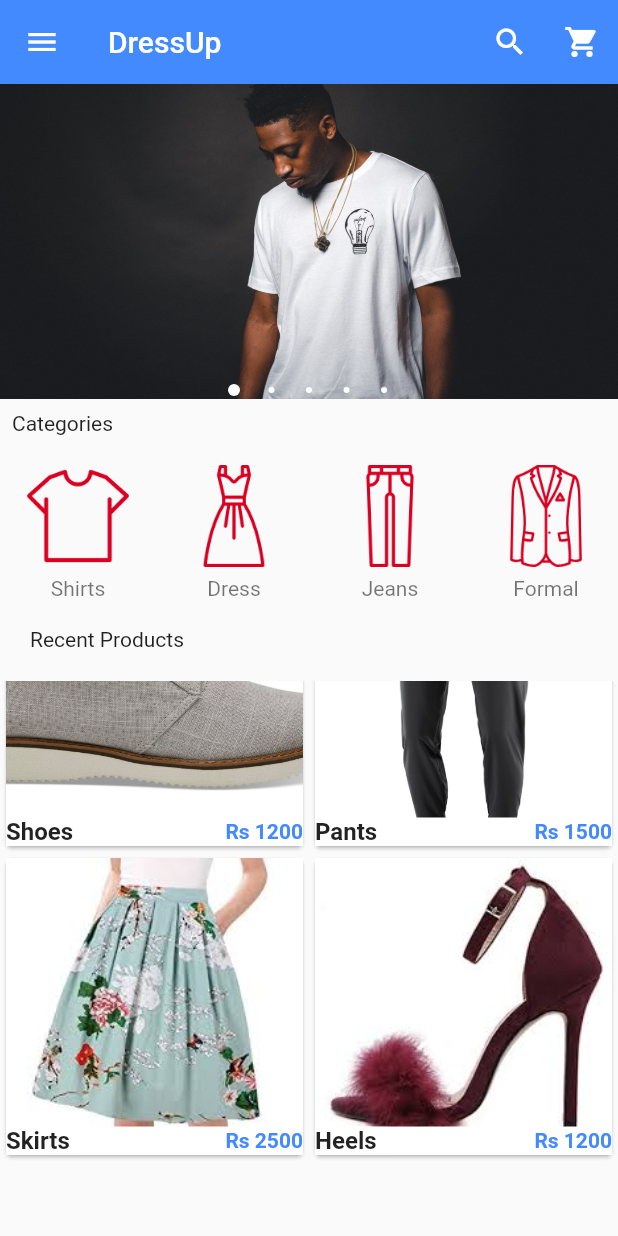
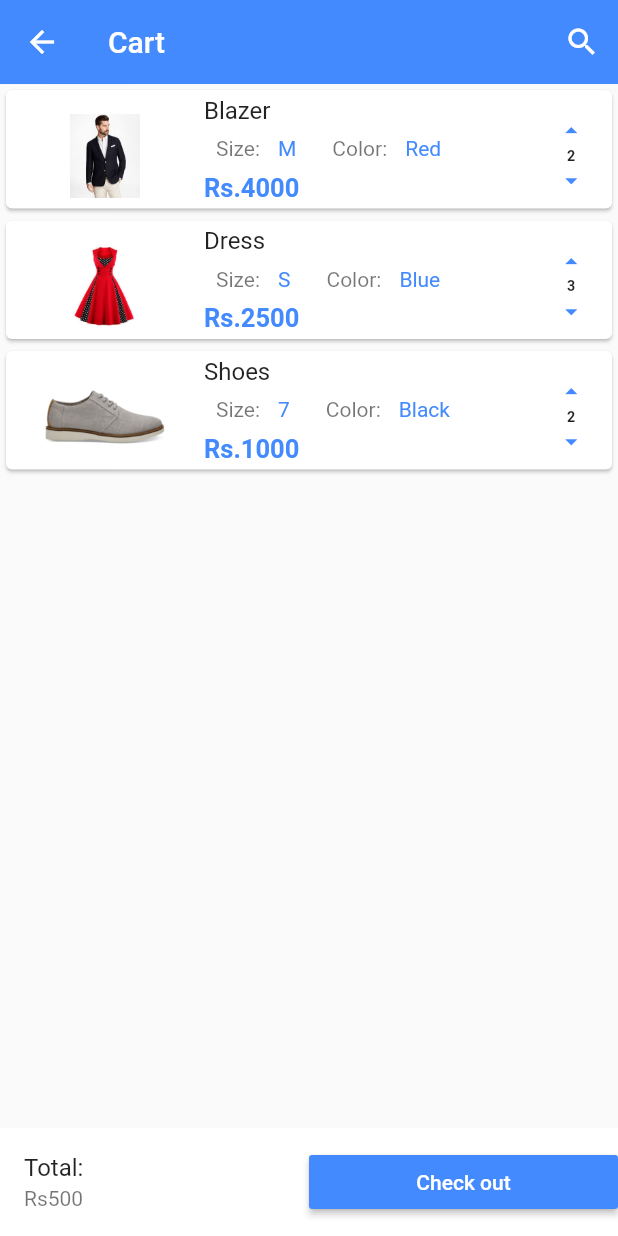
Before and after one commit to ZainHaiderPablo/flutter_ecommerceapp, a Flutter app: the screen it shows after launch, scrolled down 298 dp, after a tap on the "shopping cart" icon, on a phone screen of 412 x 824 dp. Run offline on Flutter 3.47's test engine with Material 2 defaults, Android fonts, the phone set to English and light mode, and no system bars; drawn by our look-alikes of carousel_pro.

Commit message:
Shopping Cart

```diff
--- /dev/null
+++ b/flutter_ecommerceapp/lib/Components/cart_products.dart
@@ -0,0 +1,142 @@
+import 'package:flutter/material.dart';
+
+class cart_prod extends StatefulWidget {
+  @override
+  _cart_prodState createState() => _cart_prodState();
+}
+
+class _cart_prodState extends State<cart_prod> {
+  var items_on_cart = [
+    {
+      "name": "Blazer",
+      "picture": "assets/images/products/blazer1.jpeg",
+      "discounted_price": 4000,
+      "size": "M",
+      "color": "Red",
+      "quantity": "2",
+    },
+    {
+      "name": "Dress",
+      "picture": "assets/images/products/dress1.jpeg",
+      "discounted_price": 2500,
+      "size": "S",
+      "color": "Blue",
+      "quantity": "3",
+    },
+    {
+      "name": "Shoes",
+      "picture": "assets/images/products/shoe1.jpg",
+      "discounted_price": 1000,
+      "size": "7",
+      "color": "Black",
+      "quantity": "2",
+    },
+  ];
+
+  @override
+  Widget build(BuildContext context) {
+    return new ListView.builder(
+        itemCount: items_on_cart.length,
+        itemBuilder: (context, index) {
+          return new Single_cart_prod(
+            cart_product_name: items_on_cart[index]["name"],
+            cart_product_color: items_on_cart[index]["color"],
+            cart_product_qty: items_on_cart[index]["quantity"],
+            cart_product_size: items_on_cart[index]["size"],
+            cart_product_discounted_price: items_on_cart[index]
+                ["discounted_price"],
+            cart_product_picture: items_on_cart[index]["picture"],
+          );
+        });
+  }
+}
+
+class Single_cart_prod extends StatelessWidget {
+  final cart_product_name;
+  final cart_product_picture;
+  final cart_product_discounted_price;
+  final cart_product_size;
+  final cart_product_color;
+  final cart_product_qty;
+
+  Single_cart_prod(
+      {this.cart_product_name,
+      this.cart_product_picture,
+      this.cart_product_discounted_price,
+      this.cart_product_size,
+      this.cart_product_color,
+      this.cart_product_qty});
+
+  @override
+  Widget build(BuildContext context) {
+    return Card(
+      child: ListTile(
+        // L E A D I N G________S E C T I O N
+        leading: new Image.asset(cart_product_picture, width: 100.0, height: 100.0,),
+
+        // T I T L E___S E C T I O N
+        title: new Text(cart_product_name),
+
+        // S U B T I T L E___S E C T I O N
+        subtitle: new Column(
+          children: <Widget>[
+            // ROW INSIDE COLUMN
+            new Row(
+              children: <Widget>[
+                // S I Z E__O F__P R O D U C T S
+                Padding(
+                  padding: const EdgeInsets.all(8.0),
+                  child: new Text("Size:"),
+                ),
+                Padding(
+                  padding: const EdgeInsets.all(4.0),
+                  child: new Text(
+                    cart_product_size,
+                    style: TextStyle(color: Colors.blueAccent),
+                  ),
+                ),
+
+                // C O L O R__O F__P R O D U C T S
+                new Padding(
+                  padding: const EdgeInsets.fromLTRB(20.0, 8.0, 8.0, 8.0),
+                  child: new Text("Color:"),
+                ),
+                Padding(
+                  padding: const EdgeInsets.all(4.0),
+                  child: new Text(
+                    cart_product_color,
+                    style: TextStyle(color: Colors.blueAccent),
+                  ),
+                ),
+
+                // P R I C E__O F__P R O D U C T S
+              ],
+            ),
+            new Container(
+              alignment: Alignment.topLeft,
+              child: new Text(
+                "Rs.$cart_product_discounted_price",
+                style: TextStyle(
+                    fontSize: 17.0,
+                    fontWeight: FontWeight.bold,
+                    color: Colors.blueAccent),
+              ),
+            )
+          ],
+        ),
+        trailing: FittedBox(
+          fit: BoxFit.fill,
+          child:
+          Column(
+            children: <Widget>[
+              IconButton(icon: Icon(Icons.arrow_drop_up,color: Colors.blueAccent),iconSize: 90, onPressed: () {}),
+              Text('$cart_product_qty',style: TextStyle(fontSize: 45,fontWeight: FontWeight.bold),),
+              IconButton(icon: Icon(Icons.arrow_drop_down,color: Colors.blueAccent,),iconSize: 90, onPressed: () {}),
+
+            ],
+          ),
+        ),
+    )
+    );
+  }
+}
--- /dev/null
+++ b/flutter_ecommerceapp/lib/Pages/Cart.dart
@@ -0,0 +1,48 @@
+import 'package:flutter/material.dart';
+
+// my packages
+import 'package:flutter_ecommerceapp/Components/cart_products.dart';
+
+class shop_cart extends StatefulWidget {
+  @override
+  _shop_cartState createState() => _shop_cartState();
+}
+
+class _shop_cartState extends State<shop_cart> {
+  @override
+  Widget build(BuildContext context) {
+    return Scaffold(
+      appBar: new AppBar(
+      elevation: 0.1,
+      backgroundColor: Colors.blueAccent,
+      title: Text('Cart'),
+      actions: <Widget>[
+        new IconButton(icon: Icon(Icons.search), onPressed: () {}),
+
+      ],
+    ),
+      body: new cart_prod(),
+
+      bottomNavigationBar: new Container(
+        color: Colors.white,
+        child: Row(
+          children: <Widget>[
+            Expanded(child: ListTile(
+              title: new Text("Total:"),
+              subtitle: new Text("Rs500"),
+            )),
+
+            Expanded(
+              child: new MaterialButton(onPressed: (){},
+              child: new Text("Check out" , style: TextStyle(color: Colors.white),),
+              color: Colors.blueAccent,
+              ),
+
+            )
+
+          ],
+        ),
+      ),
+    );
+  }
+}
--- a/flutter_ecommerceapp/lib/home.dart
+++ b/flutter_ecommerceapp/lib/home.dart
@@ -4,6 +4,7 @@ import 'package:carousel_pro/carousel_pro.dart';
 // my packages
 import 'package:flutter_ecommerceapp/Components/Horizontal_ListView.dart';
 import 'package:flutter_ecommerceapp/Components/products.dart';
+import 'package:flutter_ecommerceapp/Pages/Cart.dart';
 
 class HomePage extends StatefulWidget {
   @override
@@ -39,7 +40,9 @@ class _HomePageState extends State<HomePage> {
         title: Text('DressUp'),
         actions: <Widget>[
           new IconButton(icon: Icon(Icons.search), onPressed: () {}),
-          new IconButton(icon: Icon(Icons.shopping_cart), onPressed: () {})
+          new IconButton(icon: Icon(Icons.shopping_cart), onPressed: () {
+            Navigator.push(context, MaterialPageRoute(builder: (context)=> new shop_cart()));
+          })
         ],
       ),
       drawer: new Drawer(
@@ -64,7 +67,7 @@ class _HomePageState extends State<HomePage> {
             onTap: (){},
             child: ListTile(
               title: Text('Home Page'),
-              leading: Icon(Icons.home),
+              leading: Icon(Icons.home , color: Colors.blueAccent),
 
             ),
           ),
@@ -73,7 +76,7 @@ class _HomePageState extends State<HomePage> {
             onTap: (){},
             child: ListTile(
               title: Text('My Account'),
-              leading: Icon(Icons.person),
+              leading: Icon(Icons.person , color: Colors.blueAccent),
 
             ),
           ),
@@ -82,16 +85,16 @@ class _HomePageState extends State<HomePage> {
             onTap: (){},
             child: ListTile(
               title: Text('My Orders'),
-              leading: Icon(Icons.shopping_basket),
+              leading: Icon(Icons.shopping_basket , color: Colors.blueAccent),
 
             ),
           ),
 
           InkWell(
-            onTap: (){},
+            onTap: (){Navigator.push(context, MaterialPageRoute(builder: (context)=> new shop_cart()));},
             child: ListTile(
               title: Text('Shopping Cart'),
-              leading: Icon(Icons.shopping_cart),
+              leading: Icon(Icons.shopping_cart , color: Colors.blueAccent,),
 
             ),
           ),
@@ -109,7 +112,7 @@ class _HomePageState extends State<HomePage> {
             onTap: (){},
             child: ListTile(
               title: Text('Settings'),
-              leading: Icon(Icons.settings, color: Colors.blueAccent,),
+              leading: Icon(Icons.settings),
 
             ),
           ),
@@ -119,7 +122,7 @@ class _HomePageState extends State<HomePage> {
             onTap: (){},
             child: ListTile(
               title: Text('About'),
-              leading: Icon(Icons.info , color: Colors.grey,),
+              leading: Icon(Icons.info ),
 
             ),
           ),
```
Also changed, not shown: flutter_ecommerceapp/lib/Pages/Product_Details.dart (+102 -0 lines).
